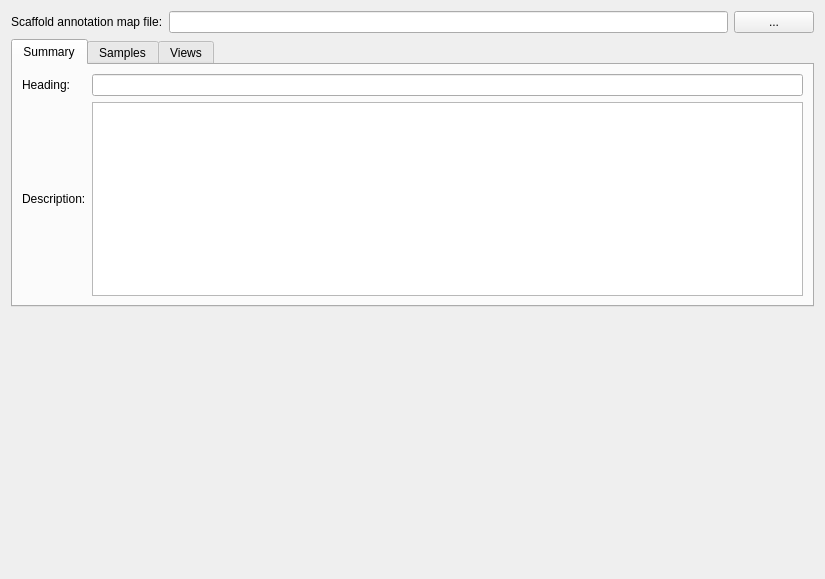
The window that mapclientplugins/sparccurationhelperstep/qt/contextannotationwidget.ui (mapclient-plugins/mapclientplugins.sparccurationhelperstep) describes before a commit, drawn with Qt 5.
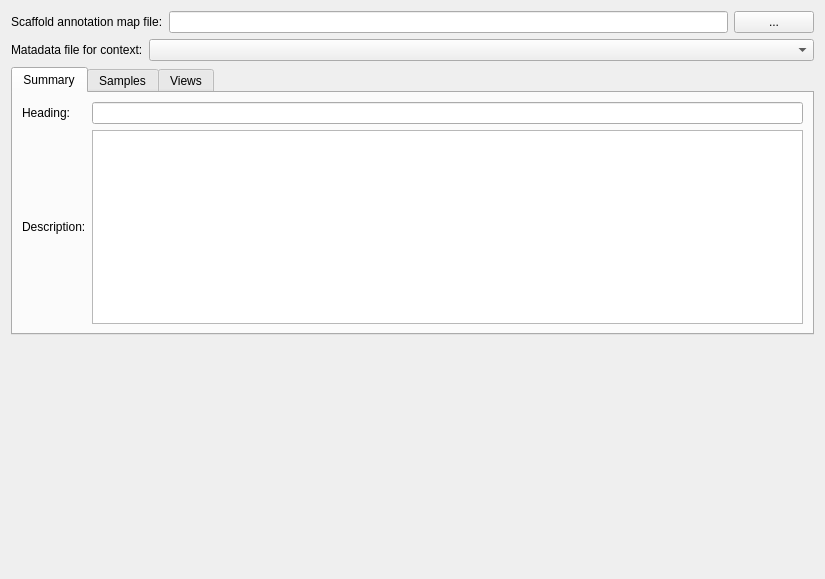
The same window after the commit.

Commit message: Add handling for multiple context

Diff of the .ui file:
```diff
--- a/mapclientplugins/sparccurationhelperstep/qt/contextannotationwidget.ui
+++ b/mapclientplugins/sparccurationhelperstep/qt/contextannotationwidget.ui
@@ -35,6 +35,27 @@
      </item>
     </layout>
    </item>
+   <item>
+    <layout class="QHBoxLayout" name="horizontalLayoutContextMetadata">
+     <item>
+      <widget class="QLabel" name="labelContextMetadata">
+       <property name="text">
+        <string>Matadata file for context:</string>
+       </property>
+      </widget>
+     </item>
+     <item>
+      <widget class="QComboBox" name="comboBoxContextMetadata">
+       <property name="sizePolicy">
+        <sizepolicy hsizetype="Expanding" vsizetype="Fixed">
+         <horstretch>0</horstretch>
+         <verstretch>0</verstretch>
+        </sizepolicy>
+       </property>
+      </widget>
+     </item>
+    </layout>
+   </item>
    <item>
     <widget class="QTabWidget" name="tabWidget">
      <property name="tabPosition">
```
The commit also changes 2 other files.
